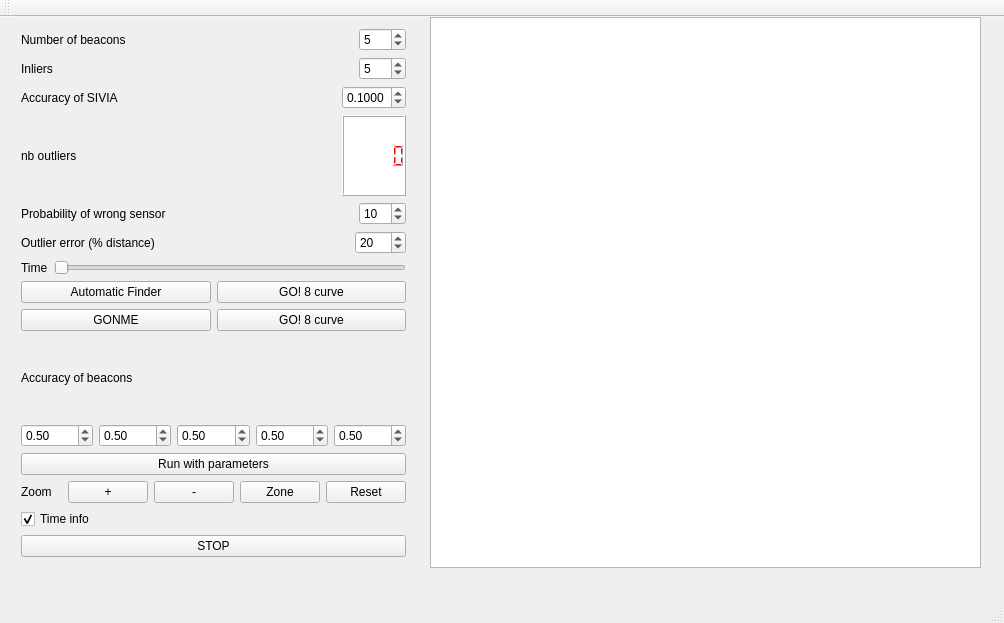
Qt form mainwindow.ui (qbrefort/Qinter) before a commit.
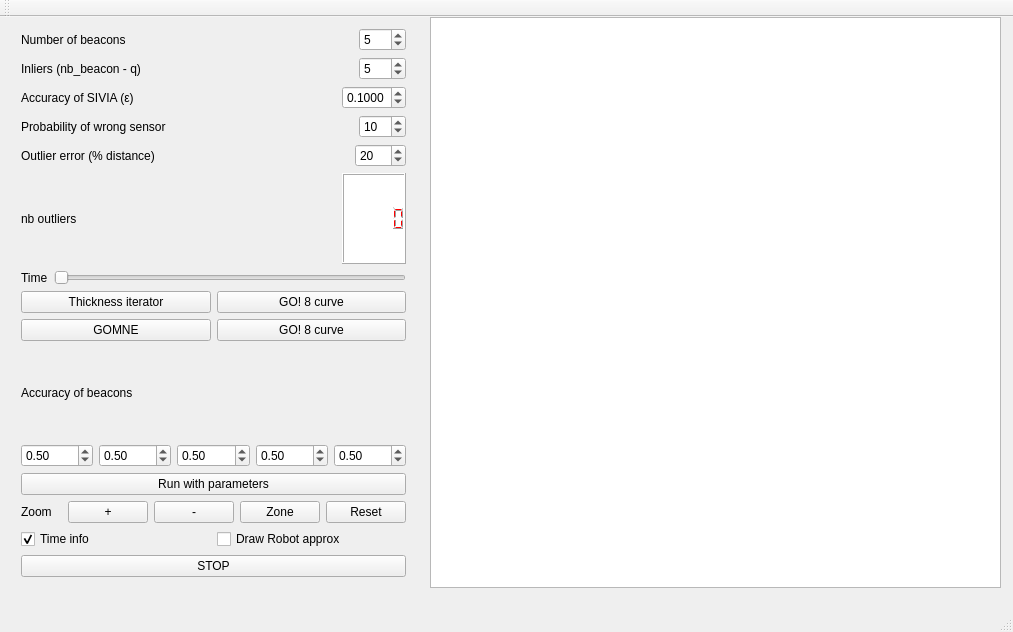
The same form after that commit.

Commit message: Preparation for demo, code simplification+GUI changes

```diff
--- a/mainwindow.ui
+++ b/mainwindow.ui
@@ -6,8 +6,8 @@
    <rect>
     <x>0</x>
     <y>0</y>
-    <width>1004</width>
-    <height>623</height>
+    <width>1013</width>
+    <height>632</height>
    </rect>
   </property>
   <property name="windowTitle">
@@ -20,7 +20,7 @@
       <x>10</x>
       <y>0</y>
       <width>407</width>
-      <height>551</height>
+      <height>571</height>
      </rect>
     </property>
     <layout class="QVBoxLayout" name="verticalLayout">
@@ -69,7 +69,7 @@
        <item>
         <widget class="QLabel" name="label_Epsilon_2">
          <property name="text">
-          <string>Inliers</string>
+          <string>Inliers (nb_beacon - q)</string>
          </property>
         </widget>
        </item>
@@ -106,7 +106,7 @@
        <item>
         <widget class="QLabel" name="label_Epsilon">
          <property name="text">
-          <string>Accuracy of SIVIA</string>
+          <string>Accuracy of SIVIA (ε)</string>
          </property>
         </widget>
        </item>
@@ -147,43 +147,6 @@
        </item>
       </layout>
      </item>
-     <item>
-      <layout class="QHBoxLayout" name="horizontalLayout_9">
-       <item>
-        <widget class="QLabel" name="label_Epsilon_8">
-         <property name="text">
-          <string>nb outliers</string>
-         </property>
-        </widget>
-       </item>
-       <item>
-        <spacer name="horizontalSpacer_5">
-         <property name="orientation">
-          <enum>Qt::Horizontal</enum>
-         </property>
-         <property name="sizeHint" stdset="0">
-          <size>
-           <width>40</width>
-           <height>20</height>
-          </size>
-         </property>
-        </spacer>
-       </item>
-       <item>
-        <widget class="QLCDNumber" name="nbOutlierlcd">
-         <property name="styleSheet">
-          <string notr="true">QLCDNumber{
-    color: rgb(255, 0, 0);    
-    background-color: rgb(255, 255, 255);
-}</string>
-         </property>
-         <property name="smallDecimalPoint">
-          <bool>false</bool>
-         </property>
-        </widget>
-       </item>
-      </layout>
-     </item>
      <item>
       <layout class="QHBoxLayout" name="horizontalLayout_11">
        <item>
@@ -276,6 +239,43 @@
        </item>
       </layout>
      </item>
+     <item>
+      <layout class="QHBoxLayout" name="horizontalLayout_9">
+       <item>
+        <widget class="QLabel" name="label_Epsilon_8">
+         <property name="text">
+          <string>nb outliers</string>
+         </property>
+        </widget>
+       </item>
+       <item>
+        <spacer name="horizontalSpacer_5">
+         <property name="orientation">
+          <enum>Qt::Horizontal</enum>
+         </property>
+         <property name="sizeHint" stdset="0">
+          <size>
+           <width>40</width>
+           <height>20</height>
+          </size>
+         </property>
+        </spacer>
+       </item>
+       <item>
+        <widget class="QLCDNumber" name="nbOutlierlcd">
+         <property name="styleSheet">
+          <string notr="true">QLCDNumber{
+    color: rgb(255, 0, 0);    
+    background-color: rgb(255, 255, 255);
+}</string>
+         </property>
+         <property name="smallDecimalPoint">
+          <bool>false</bool>
+         </property>
+        </widget>
+       </item>
+      </layout>
+     </item>
      <item>
       <layout class="QHBoxLayout" name="horizontalLayout_8">
        <item>
@@ -307,14 +307,14 @@
          <item>
           <widget class="QPushButton" name="ButtonFindSol">
            <property name="text">
-            <string>Automatic Finder</string>
+            <string>Thickness iterator</string>
            </property>
           </widget>
          </item>
          <item>
           <widget class="QPushButton" name="ButtonGONME">
            <property name="text">
-            <string>GONME</string>
+            <string>GOMNE</string>
            </property>
           </widget>
          </item>
@@ -512,14 +512,31 @@
       </layout>
      </item>
      <item>
-      <widget class="QCheckBox" name="checkBox">
-       <property name="text">
-        <string>Time info</string>
-       </property>
-       <property name="checked">
-        <bool>true</bool>
-       </property>
-      </widget>
+      <layout class="QHBoxLayout" name="horizontalLayout_12">
+       <item>
+        <widget class="QCheckBox" name="checkBox">
+         <property name="text">
+          <string>Time info</string>
+         </property>
+         <property name="checked">
+          <bool>true</bool>
+         </property>
+        </widget>
+       </item>
+       <item>
+        <widget class="QCheckBox" name="DrawRobotApproxcheckBox">
+         <property name="enabled">
+          <bool>true</bool>
+         </property>
+         <property name="text">
+          <string>Draw Robot approx</string>
+         </property>
+         <property name="checked">
+          <bool>false</bool>
+         </property>
+        </widget>
+       </item>
+      </layout>
      </item>
      <item>
       <widget class="QPushButton" name="StopSimu">
@@ -535,8 +552,8 @@
      <rect>
       <x>430</x>
       <y>0</y>
-      <width>551</width>
-      <height>551</height>
+      <width>571</width>
+      <height>571</height>
      </rect>
     </property>
     <property name="verticalScrollBarPolicy">
```
Left out of the diff: 7 changed lines with no effect on the pictures. The commit also changes 5 other files.
